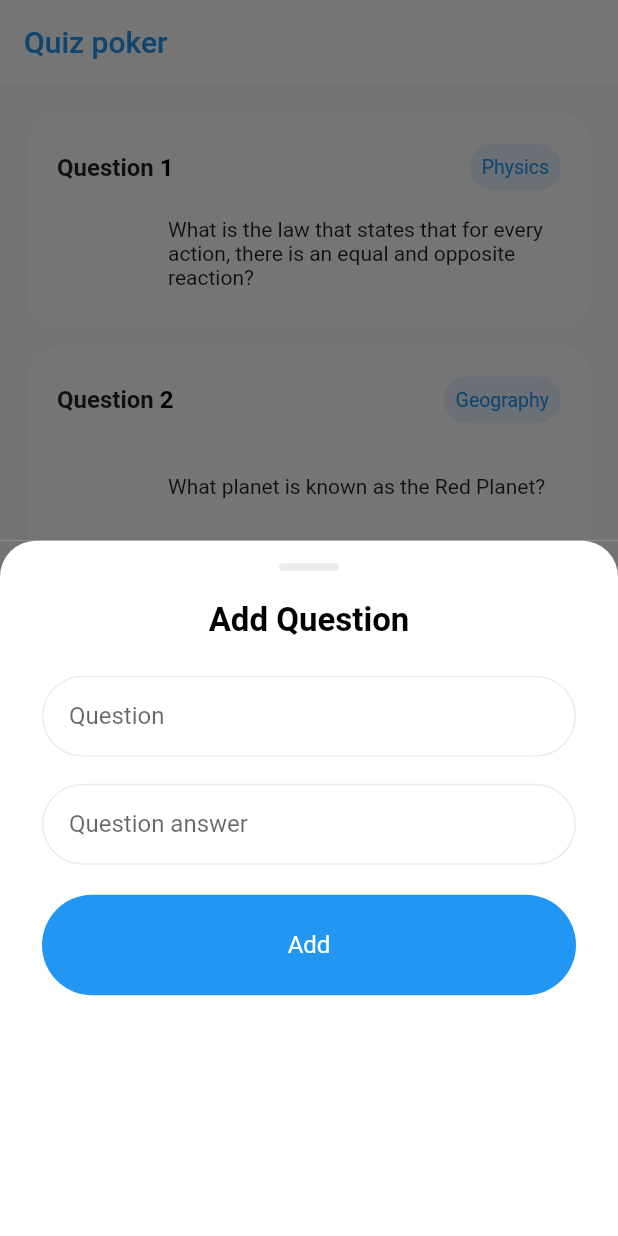
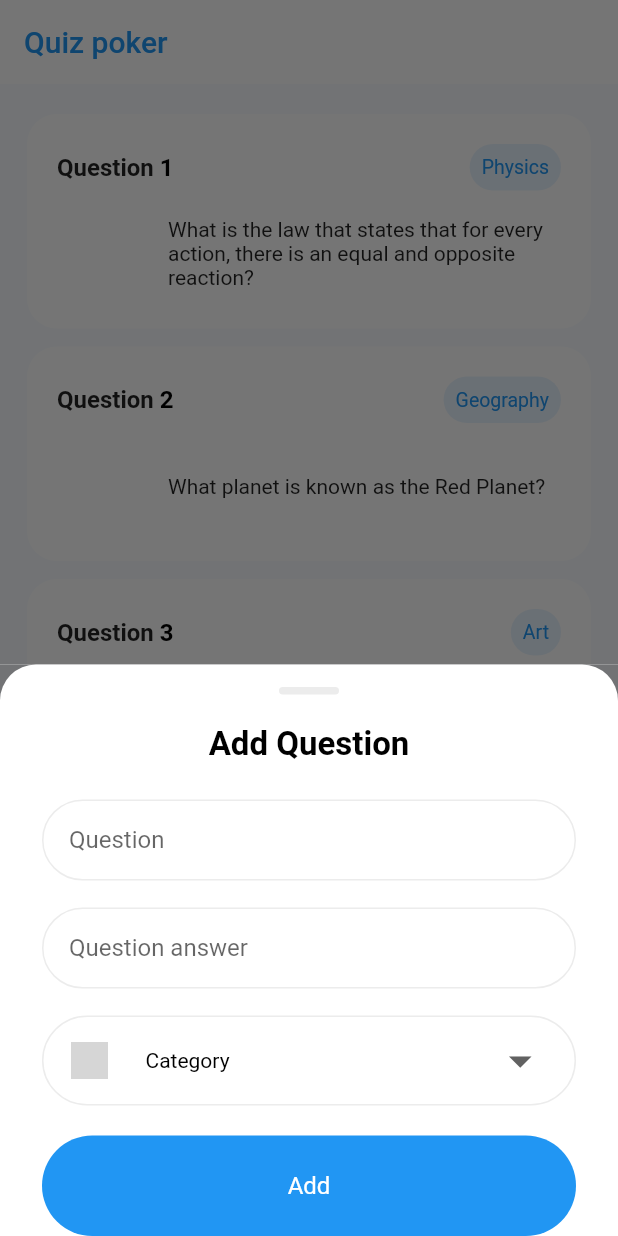
Before and after one commit to godwinnebri/quiz-poker, a Flutter app: the screen it shows after launch, item 2 of the bottom bar chosen, on a phone screen of 412 x 824 dp. Run offline on Flutter 3.47's test engine with Material 2 defaults, Android fonts, the phone set to English and light mode, and no system bars; network calls fail; grey boxes are pictures that could not be loaded.

Commit message:
feat: added category selection when creating questions

```diff
--- a/lib/main.dart
+++ b/lib/main.dart
@@ -264,6 +264,7 @@ class QuestionContainer extends StatelessWidget {
 }
 
 enum QuestionCategory {
+  category,
   physics,
   geography,
   art,
@@ -274,6 +275,8 @@ enum QuestionCategory {
   String toString() => toTitleCase(name);
   String getImage() {
     switch (this) {
+      case QuestionCategory.category:
+        return 'https://icons.veryicon.com/png/o/commerce-shopping/icon-of-lvshan-valley-mobile-terminal/home-category.png';
       case QuestionCategory.art:
         return 'https://guardian.ng/wp-content/uploads/2022/12/African-art-scaled.jpeg';
       case QuestionCategory.geography:
@@ -575,10 +578,14 @@ class AddQuestionPage extends StatefulWidget {
 }
 
 class _AddQuestionPageState extends State<AddQuestionPage> {
+  QuestionCategory? selectedCategory = QuestionCategory.values.first;
+
+  final TextEditingController questionController = TextEditingController();
+  final TextEditingController answerController = TextEditingController();
+
   @override
   Widget build(BuildContext context) {
-    String newQuestion = '';
-    String newQuestionAnswer = '';
+    QuestionCategory? newCategory = selectedCategory;
 
     return Container(
       color: const Color(0xff727375),
@@ -591,6 +598,8 @@ class _AddQuestionPageState extends State<AddQuestionPage> {
 
           //
 
+          child: SingleChildScrollView(
+            child: SafeArea(
               child: Column(
                 children: [
                   const SizedBox(height: 15),
@@ -618,34 +627,35 @@ class _AddQuestionPageState extends State<AddQuestionPage> {
                     child: SizedBox(
                       height: 54,
                       child: TextFormField(
-                    onChanged: (newText) {
-                      newQuestion = newText;
-                    },
+                        controller: questionController,
                         keyboardType: TextInputType.text,
-                    style: const TextStyle(fontSize: 16, color: Colors.black),
+                        style:
+                            const TextStyle(fontSize: 16, color: Colors.black),
                         decoration: InputDecoration(
                           label: const Text('Question'),
                           labelStyle: const TextStyle(fontSize: 16),
                           filled: false,
                           hintText: 'Enter Question',
-                      hintStyle: TextStyle(color: Colors.grey.withOpacity(.75)),
+                          hintStyle:
+                              TextStyle(color: Colors.grey.withOpacity(.75)),
                           contentPadding: const EdgeInsets.symmetric(
                               vertical: 20.0, horizontal: 18.0),
                           border: const OutlineInputBorder(
-                        borderSide: BorderSide(color: Colors.grey, width: 1.0),
-                        borderRadius: BorderRadius.all(Radius.circular(60.0)),
+                            borderSide:
+                                BorderSide(color: Colors.grey, width: 1.0),
+                            borderRadius:
+                                BorderRadius.all(Radius.circular(60.0)),
                           ),
                           focusedBorder: const OutlineInputBorder(
-                        borderSide: BorderSide(color: Colors.blue, width: 1.0),
-                        borderRadius: BorderRadius.all(Radius.circular(60.0)),
-                      ),
-                      errorBorder: const OutlineInputBorder(
-                        borderSide: BorderSide(color: Colors.red, width: 1.0),
-                        borderRadius: BorderRadius.all(Radius.circular(60.0)),
+                            borderSide:
+                                BorderSide(color: Colors.blue, width: 1.0),
+                            borderRadius:
+                                BorderRadius.all(Radius.circular(60.0)),
                           ),
                           enabledBorder: OutlineInputBorder(
                             borderSide: BorderSide(
-                            color: Colors.grey.withOpacity(0.2), width: 1.0),
+                                color: Colors.grey.withOpacity(0.2),
+                                width: 1.0),
                             borderRadius:
                                 const BorderRadius.all(Radius.circular(60.0)),
                           ),
@@ -662,34 +672,35 @@ class _AddQuestionPageState extends State<AddQuestionPage> {
                     child: SizedBox(
                       height: 54,
                       child: TextFormField(
-                    onChanged: (newText) {
-                      newQuestionAnswer = newText;
-                    },
+                        controller: answerController,
                         keyboardType: TextInputType.text,
-                    style: const TextStyle(fontSize: 16, color: Colors.black),
+                        style:
+                            const TextStyle(fontSize: 16, color: Colors.black),
                         decoration: InputDecoration(
                           label: const Text('Question answer'),
                           labelStyle: const TextStyle(fontSize: 16),
                           filled: false,
                           hintText: 'Enter task category',
-                      hintStyle: TextStyle(color: Colors.grey.withOpacity(.75)),
+                          hintStyle:
+                              TextStyle(color: Colors.grey.withOpacity(.75)),
                           contentPadding: const EdgeInsets.symmetric(
                               vertical: 20.0, horizontal: 18.0),
                           border: const OutlineInputBorder(
-                        borderSide: BorderSide(color: Colors.grey, width: 1.0),
-                        borderRadius: BorderRadius.all(Radius.circular(60.0)),
+                            borderSide:
+                                BorderSide(color: Colors.grey, width: 1.0),
+                            borderRadius:
+                                BorderRadius.all(Radius.circular(60.0)),
                           ),
                           focusedBorder: const OutlineInputBorder(
-                        borderSide: BorderSide(color: Colors.blue, width: 1.0),
-                        borderRadius: BorderRadius.all(Radius.circular(60.0)),
-                      ),
-                      errorBorder: const OutlineInputBorder(
-                        borderSide: BorderSide(color: Colors.red, width: 1.0),
-                        borderRadius: BorderRadius.all(Radius.circular(60.0)),
+                            borderSide:
+                                BorderSide(color: Colors.blue, width: 1.0),
+                            borderRadius:
+                                BorderRadius.all(Radius.circular(60.0)),
                           ),
                           enabledBorder: OutlineInputBorder(
                             borderSide: BorderSide(
-                            color: Colors.grey.withOpacity(0.2), width: 1.0),
+                                color: Colors.grey.withOpacity(0.2),
+                                width: 1.0),
                             borderRadius:
                                 const BorderRadius.all(Radius.circular(60.0)),
                           ),
@@ -697,15 +708,72 @@ class _AddQuestionPageState extends State<AddQuestionPage> {
                       ),
                     ),
                   ),
+                  const SizedBox(height: 18),
+
+                  LayoutBuilder(
+                    builder: (context, constraints) {
+                      return Container(
+                        padding: const EdgeInsets.symmetric(horizontal: 18),
+                        margin: const EdgeInsets.symmetric(horizontal: 28),
+                        width: constraints.maxWidth,
+                        decoration: BoxDecoration(
+                          border:
+                              Border.all(color: Colors.grey.withOpacity(0.2)),
+                          borderRadius: BorderRadius.circular(60),
+                        ),
+                        child: DropdownButton<QuestionCategory>(
+                          value: selectedCategory,
+                          onChanged: (QuestionCategory? newValue) {
+                            setState(() {
+                              selectedCategory = newValue;
+                            });
+                          },
+                          dropdownColor: Colors.white,
+                          icon: Padding(
+                            padding: EdgeInsets.only(
+                              left: constraints.maxWidth * 0.4,
+                            ), // set padding here
+                            child: const Icon(Icons.arrow_drop_down),
+                          ),
+                          iconSize: 36,
+                          elevation: 0,
+                          style: const TextStyle(color: Colors.black),
+                          underline: Container(
+                            height: 0,
+                          ),
+                          itemHeight: 58,
+                          items: QuestionCategory.values.map((category) {
+                            return DropdownMenuItem<QuestionCategory>(
+                              value: category,
+                              child: Row(
+                                children: [
+                                  Image.network(category.getImage(),
+                                      width: 25, height: 25),
+                                  const SizedBox(width: 25),
+                                  Text(category.toString()),
+                                ],
+                              ),
+                            );
+                          }).toList(),
+                        ),
+                      );
+                    },
+                  ),
+
                   const SizedBox(height: 20),
                   Padding(
                     padding: const EdgeInsets.symmetric(horizontal: 28),
                     child: InkWell(
                       onTap: () {
-                    newQuestion == ''
+                        questionController.text == '' ||
+                                answerController.text == '' ||
+                                newCategory == QuestionCategory.category
                             ? null
                             : widget.addQuestionCallback(
-                            newQuestion, newQuestionAnswer);
+                                questionController.text,
+                                answerController.text,
+                                newCategory,
+                              );
                       },
                       child: Container(
                         width: double.infinity,
@@ -718,7 +786,8 @@ class _AddQuestionPageState extends State<AddQuestionPage> {
                           child: Center(
                             child: Text(
                               'Add',
-                          style: TextStyle(color: Colors.white, fontSize: 16),
+                              style:
+                                  TextStyle(color: Colors.white, fontSize: 16),
                             ),
                           ),
                         ),
@@ -726,6 +795,8 @@ class _AddQuestionPageState extends State<AddQuestionPage> {
                     ),
                   ),
                 ],
+              ),
+            ),
           )),
     );
   }
@@ -758,15 +829,15 @@ class _NavScreenState extends State<NavScreen> {
     showModalBottomSheet(
       context: context,
       builder: (context) => AddQuestionPage(
-        (newQuestion, newQuestionAnswer) {
+        (newQuestion, newQuestionAnswer, newCategory) {
           setState(() {
             QuestionList.questions.add(
               Question(
-                category: QuestionCategory.art,
                 questionText: newQuestion,
-                hint1: 'hint1',
-                hint2: 'hint2',
                 answer: newQuestionAnswer,
+                category: newCategory,
+                hint1: 'Wrong, try again',
+                hint2: 'wrong, you have one more attempt',
               ),
             );
           });
```
Lines whose indentation alone changed are shown as unchanged.
